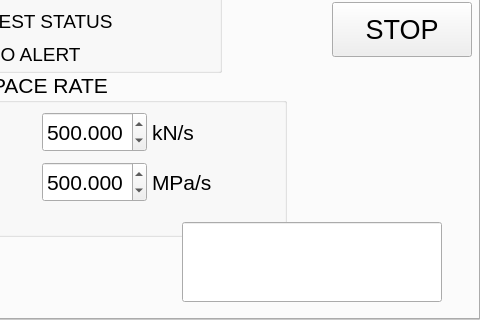
Old version of the form dc_motor_pc.ui in the repository ahmetcihan/pendulum_controller; both pictures show x 320 to 800 and y 160 to 480 of the 800 by 480 pixel window.
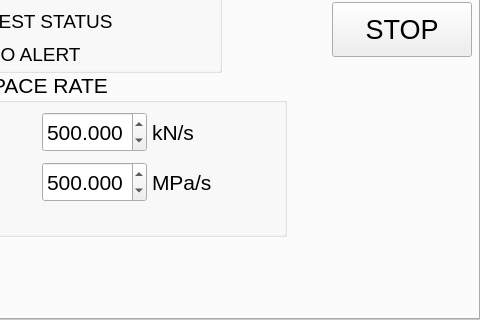
New version of the form. The open tabs and pages were chosen to show the change.

Commit message: password widget is in use

Patch:
```diff
--- a/dc_motor_pc.ui
+++ b/dc_motor_pc.ui
@@ -15542,26 +15542,6 @@
        </property>
       </widget>
      </widget>
-     <widget class="QLineEdit" name="lineEdit_admin_password">
-      <property name="geometry">
-       <rect>
-        <x>500</x>
-        <y>380</y>
-        <width>260</width>
-        <height>80</height>
-       </rect>
-      </property>
-      <property name="font">
-       <font>
-        <pointsize>55</pointsize>
-        <weight>75</weight>
-        <bold>true</bold>
-       </font>
-      </property>
-      <property name="alignment">
-       <set>Qt::AlignCenter</set>
-      </property>
-     </widget>
     </widget>
    </widget>
    <widget class="QGroupBox" name="groupBox">
```
Left out of the diff: 4 changed lines with no effect on the pictures. The commit also changes 10 other files.
